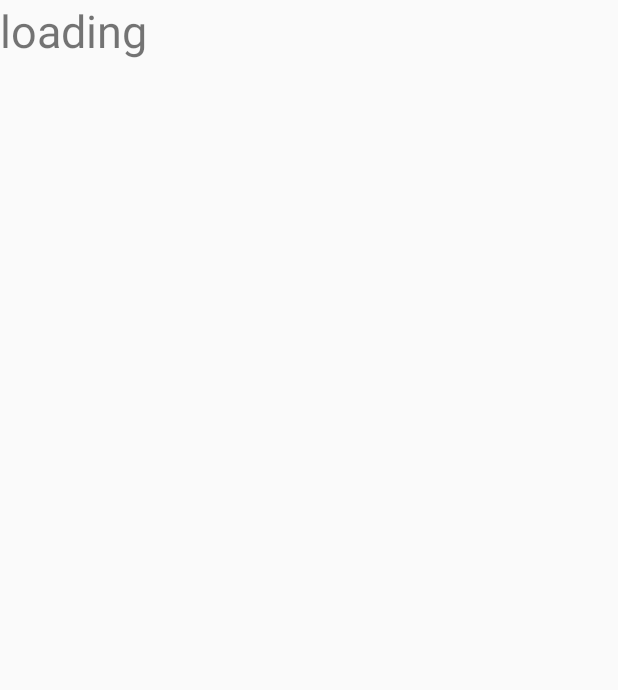
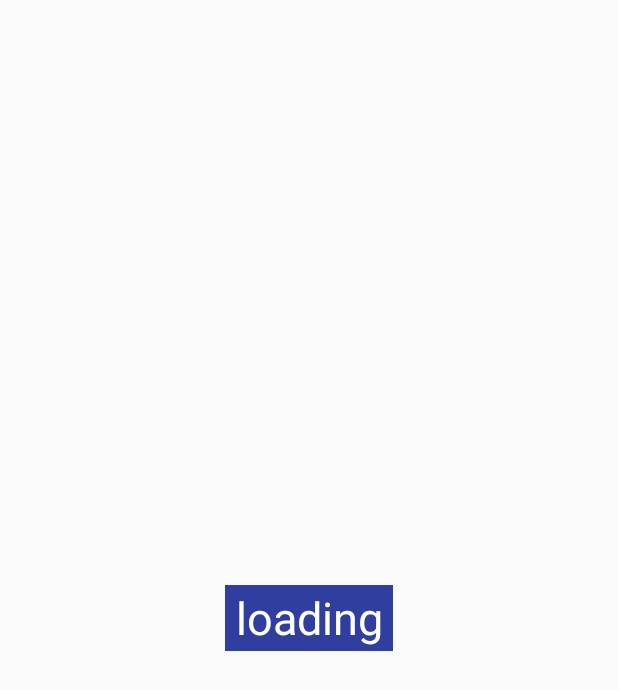
Before and after one commit to Colaman0/StatusLayout, an Android app: the layout include_loading.xml on its own in the app's theme, with its tools: preview values and no code run, on a phone screen of 412 x 824 dp. Shown: the top 690 px of the screen. Run offline under Robolectric (Android 15) with nearby library versions, the phone set to English and light mode, and no system bars.

Commit message:
adjust:修改demo里的layout文件

```diff
--- a/app/src/main/java/com/colaman/demo/MainActivity.java
+++ b/app/src/main/java/com/colaman/demo/MainActivity.java
@@ -25,6 +25,7 @@ public class MainActivity extends AppCompatActivity {
         findViewById(R.id.btn_loading).setOnClickListener(mMyClickListener);
         findViewById(R.id.btn_empty).setOnClickListener(mMyClickListener);
         findViewById(R.id.btn_error).setOnClickListener(mMyClickListener);
+        findViewById(R.id.btn_normal).setOnClickListener(mMyClickListener);
         mStatusLayout = findViewById(R.id.status_layout);
         initStatusLayout();
     }
@@ -36,6 +37,7 @@ public class MainActivity extends AppCompatActivity {
                 .add(ERROR, R.layout.include_error)
                 .setInAnimation(R.anim.anim_in)
                 .setOutAnimation(R.anim.anim_out)
+                .setDefaultAnimation()
                 .setLayoutClickListener(new StatusLayout.OnLayoutClickListener() {
                     @Override
                     public void OnLayoutClick(View view, String status) {
--- a/app/src/main/res/layout/include_loading.xml
+++ b/app/src/main/res/layout/include_loading.xml
@@ -1,13 +1,24 @@
 <?xml version="1.0" encoding="utf-8"?>
 <android.support.constraint.ConstraintLayout xmlns:android="http://schemas.android.com/apk/res/android"
+    xmlns:app="http://schemas.android.com/apk/res-auto"
     android:layout_width="match_parent"
     android:layout_height="match_parent">
 
     <TextView
         android:id="@+id/tv_loading"
-        android:layout_width="wrap_content"
-        android:layout_height="wrap_content"
+        android:layout_width="112dp"
+        android:layout_height="44dp"
+        android:layout_marginBottom="8dp"
+        android:layout_marginEnd="8dp"
+        android:layout_marginStart="8dp"
+        android:layout_marginTop="8dp"
+        android:background="@color/colorPrimaryDark"
         android:gravity="center"
         android:text="loading"
-        android:textSize="30sp" />
+        android:textColor="#fff"
+        android:textSize="30sp"
+        app:layout_constraintBottom_toBottomOf="parent"
+        app:layout_constraintEnd_toEndOf="parent"
+        app:layout_constraintStart_toStartOf="parent"
+        app:layout_constraintTop_toTopOf="parent" />
 </android.support.constraint.ConstraintLayout>
```
Also changed, not shown: app/src/main/res/layout/activity_main.xml (+8 -1 lines).
